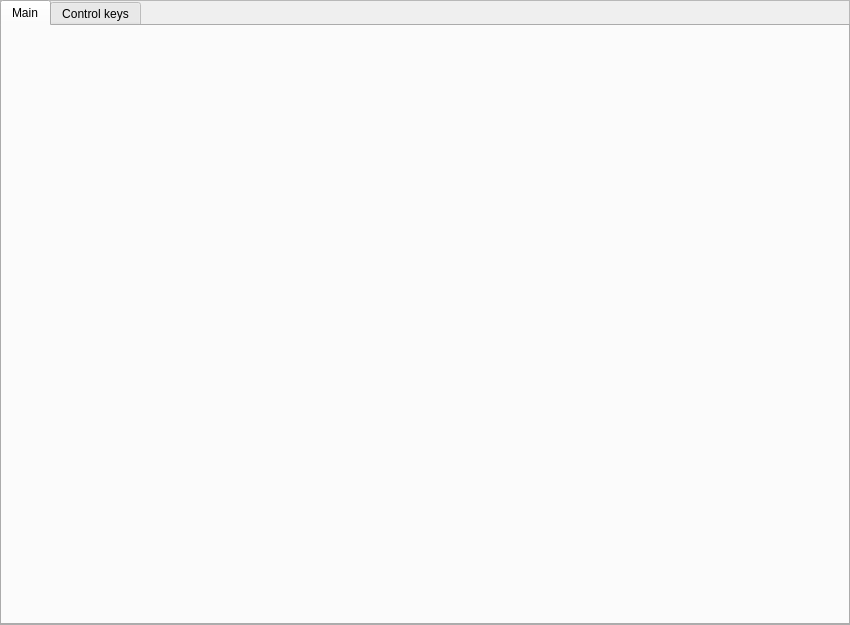
Old version of the form gui/ui/MenuTabFrame.ui in the repository contremaitre/BomberDude.
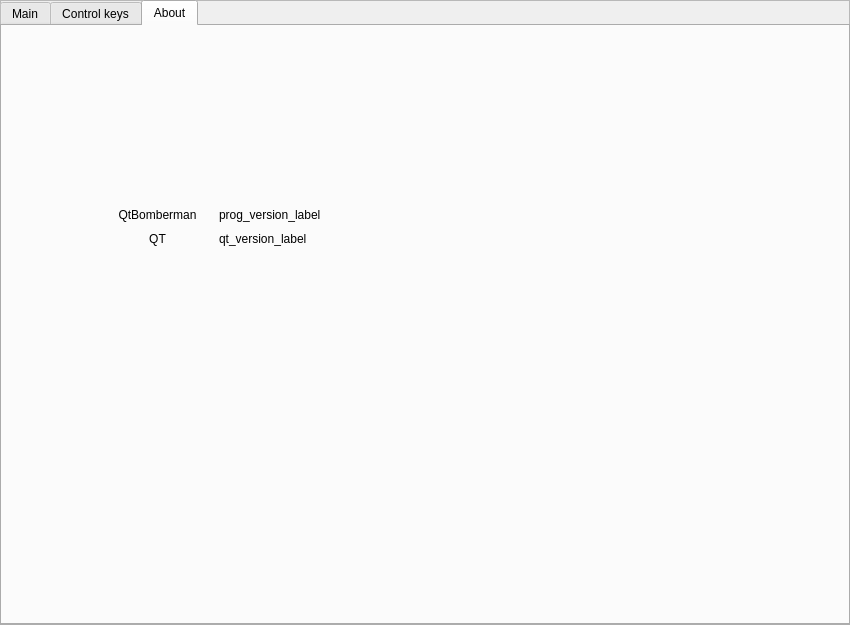
New version of the form. The open tabs and pages were chosen to show the change.

Commit message: Add an "About" Tab and a VERSION number (current : 0.1)

The edit to the form file:
```diff
--- a/gui/ui/MenuTabFrame.ui
+++ b/gui/ui/MenuTabFrame.ui
@@ -41,6 +41,63 @@
      <string>Control keys</string>
     </attribute>
    </widget>
+   <widget class="QWidget" name="About">
+    <attribute name="title">
+     <string>About</string>
+    </attribute>
+    <widget class="QWidget" name="">
+     <property name="geometry">
+      <rect>
+       <x>100</x>
+       <y>180</y>
+       <width>227</width>
+       <height>42</height>
+      </rect>
+     </property>
+     <layout class="QGridLayout" name="gridLayout">
+      <item row="0" column="0">
+       <widget class="QLabel" name="label">
+        <property name="text">
+         <string>QtBomberman</string>
+        </property>
+        <property name="alignment">
+         <set>Qt::AlignCenter</set>
+        </property>
+       </widget>
+      </item>
+      <item row="0" column="1">
+       <widget class="QLabel" name="prog_version_label">
+        <property name="text">
+         <string>prog_version_label</string>
+        </property>
+        <property name="alignment">
+         <set>Qt::AlignLeading|Qt::AlignLeft|Qt::AlignVCenter</set>
+        </property>
+       </widget>
+      </item>
+      <item row="1" column="0">
+       <widget class="QLabel" name="qt_version_text">
+        <property name="text">
+         <string>QT</string>
+        </property>
+        <property name="alignment">
+         <set>Qt::AlignCenter</set>
+        </property>
+       </widget>
+      </item>
+      <item row="1" column="1">
+       <widget class="QLabel" name="qt_version_label">
+        <property name="text">
+         <string>qt_version_label</string>
+        </property>
+        <property name="alignment">
+         <set>Qt::AlignLeading|Qt::AlignLeft|Qt::AlignVCenter</set>
+        </property>
+       </widget>
+      </item>
+     </layout>
+    </widget>
+   </widget>
   </widget>
  </widget>
  <resources/>
```
The commit also changes 3 other files.
